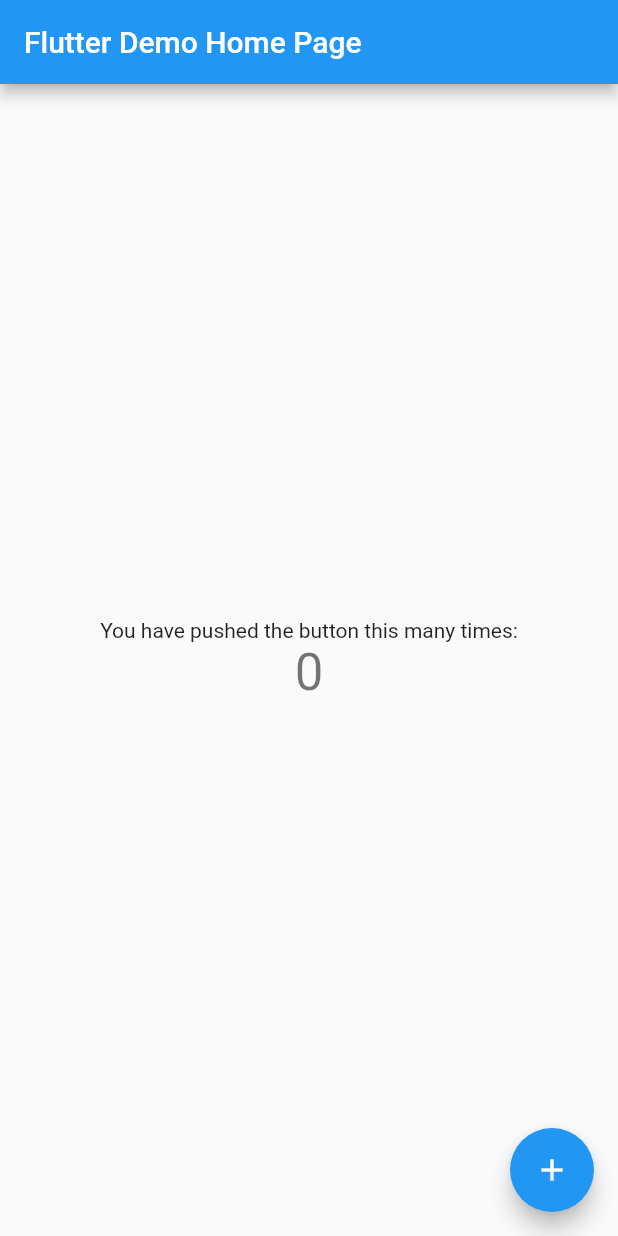
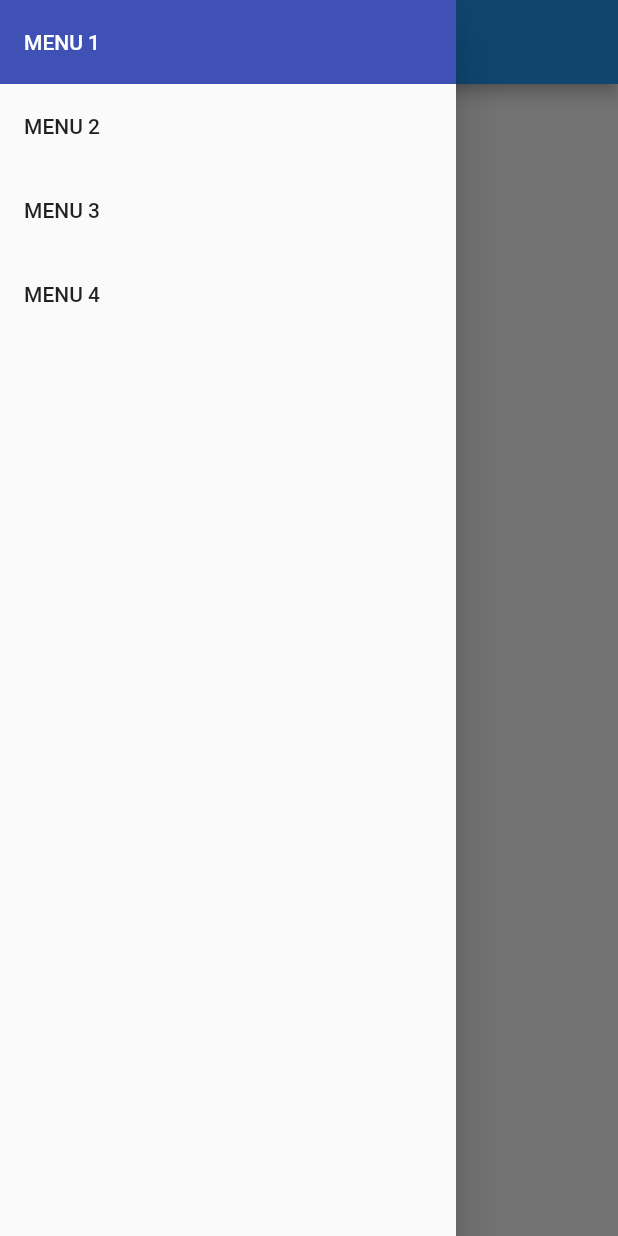
Before and after one commit to angelwayar/widgets_guide, a Flutter app: the screen it shows after launch, with the side drawer open (before the commit the screen has no drawer), on a phone screen of 412 x 824 dp. Run offline on Flutter 3.47's test engine with Material 2 defaults, Android fonts, the phone set to English and light mode, and no system bars.

Commit message:
added menu

```diff
--- /dev/null
+++ b/lib/home.dart
@@ -0,0 +1,51 @@
+import 'package:flutter/material.dart';
+
+class HomePage extends StatelessWidget {
+  const HomePage({Key? key}) : super(key: key);
+
+  @override
+  Widget build(BuildContext context) {
+    return Scaffold(
+      appBar: AppBar(
+        title: const Text('Ejemplo de widgets'),
+      ),
+      drawer: MenuLateral(),
+      body: const Center(
+        child: Text('Home page'),
+      ),
+    );
+  }
+}
+
+class MenuLateral extends StatelessWidget {
+  const MenuLateral({Key? key}) : super(key: key);
+
+  @override
+  Widget build(BuildContext context) {
+    return Drawer(
+      child: Column(
+        children: [
+          Ink(
+            color: Colors.indigo,
+            child: const ListTile(
+              title: Text(
+                "MENU 1",
+                style: TextStyle(color: Colors.white),
+              ),
+            ),
+          ),
+          ListTile(
+            title: const Text("MENU 2"),
+            onTap: () {},
+          ),
+          const ListTile(
+            title: Text("MENU 3"),
+          ),
+          const ListTile(
+            title: Text("MENU 4"),
+          )
+        ],
+      ),
+    );
+  }
+}
--- a/lib/main.dart
+++ b/lib/main.dart
@@ -1,4 +1,5 @@
 import 'package:flutter/material.dart';
+import 'package:widgets_guide/home.dart';
 
 void main() {
   runApp(const MyApp());
@@ -7,109 +8,14 @@
 class MyApp extends StatelessWidget {
   const MyApp({Key? key}) : super(key: key);
 
-  // This widget is the root of your application.
   @override
   Widget build(BuildContext context) {
     return MaterialApp(
       title: 'Flutter Demo',
       theme: ThemeData(
-        // This is the theme of your application.
-        //
-        // Try running your application with "flutter run". You'll see the
-        // application has a blue toolbar. Then, without quitting the app, try
-        // changing the primarySwatch below to Colors.green and then invoke
-        // "hot reload" (press "r" in the console where you ran "flutter run",
-        // or simply save your changes to "hot reload" in a Flutter IDE).
-        // Notice that the counter didn't reset back to zero; the application
-        // is not restarted.
         primarySwatch: Colors.blue,
       ),
-      home: const MyHomePage(title: 'Flutter Demo Home Page'),
+      home: const HomePage(),
     );
   }
 }
-
-class MyHomePage extends StatefulWidget {
-  const MyHomePage({Key? key, required this.title}) : super(key: key);
-
-  // This widget is the home page of your application. It is stateful, meaning
-  // that it has a State object (defined below) that contains fields that affect
-  // how it looks.
-
-  // This class is the configuration for the state. It holds the values (in this
-  // case the title) provided by the parent (in this case the App widget) and
-  // used by the build method of the State. Fields in a Widget subclass are
-  // always marked "final".
-
-  final String title;
-
-  @override
-  State<MyHomePage> createState() => _MyHomePageState();
-}
-
-class _MyHomePageState extends State<MyHomePage> {
-  int _counter = 0;
-
-  void _incrementCounter() {
-    setState(() {
-      // This call to setState tells the Flutter framework that something has
-      // changed in this State, which causes it to rerun the build method below
-      // so that the display can reflect the updated values. If we changed
-      // _counter without calling setState(), then the build method would not be
-      // called again, and so nothing would appear to happen.
-      _counter++;
-    });
-  }
-
-  @override
-  Widget build(BuildContext context) {
-    // This method is rerun every time setState is called, for instance as done
-    // by the _incrementCounter method above.
-    //
-    // The Flutter framework has been optimized to make rerunning build methods
-    // fast, so that you can just rebuild anything that needs updating rather
-    // than having to individually change instances of widgets.
-    return Scaffold(
-      appBar: AppBar(
-        // Here we take the value from the MyHomePage object that was created by
-        // the App.build method, and use it to set our appbar title.
-        title: Text(widget.title),
-      ),
-      body: Center(
-        // Center is a layout widget. It takes a single child and positions it
-        // in the middle of the parent.
-        child: Column(
-          // Column is also a layout widget. It takes a list of children and
-          // arranges them vertically. By default, it sizes itself to fit its
-          // children horizontally, and tries to be as tall as its parent.
-          //
-          // Invoke "debug painting" (press "p" in the console, choose the
-          // "Toggle Debug Paint" action from the Flutter Inspector in Android
-          // Studio, or the "Toggle Debug Paint" command in Visual Studio Code)
-          // to see the wireframe for each widget.
-          //
-          // Column has various properties to control how it sizes itself and
-          // how it positions its children. Here we use mainAxisAlignment to
-          // center the children vertically; the main axis here is the vertical
-          // axis because Columns are vertical (the cross axis would be
-          // horizontal).
-          mainAxisAlignment: MainAxisAlignment.center,
-          children: <Widget>[
-            const Text(
-              'You have pushed the button this many times:',
-            ),
-            Text(
-              '$_counter',
-              style: Theme.of(context).textTheme.headline4,
-            ),
-          ],
-        ),
-      ),
-      floatingActionButton: FloatingActionButton(
-        onPressed: _incrementCounter,
-        tooltip: 'Increment',
-        child: const Icon(Icons.add),
-      ), // This trailing comma makes auto-formatting nicer for build methods.
-    );
-  }
-}
```
